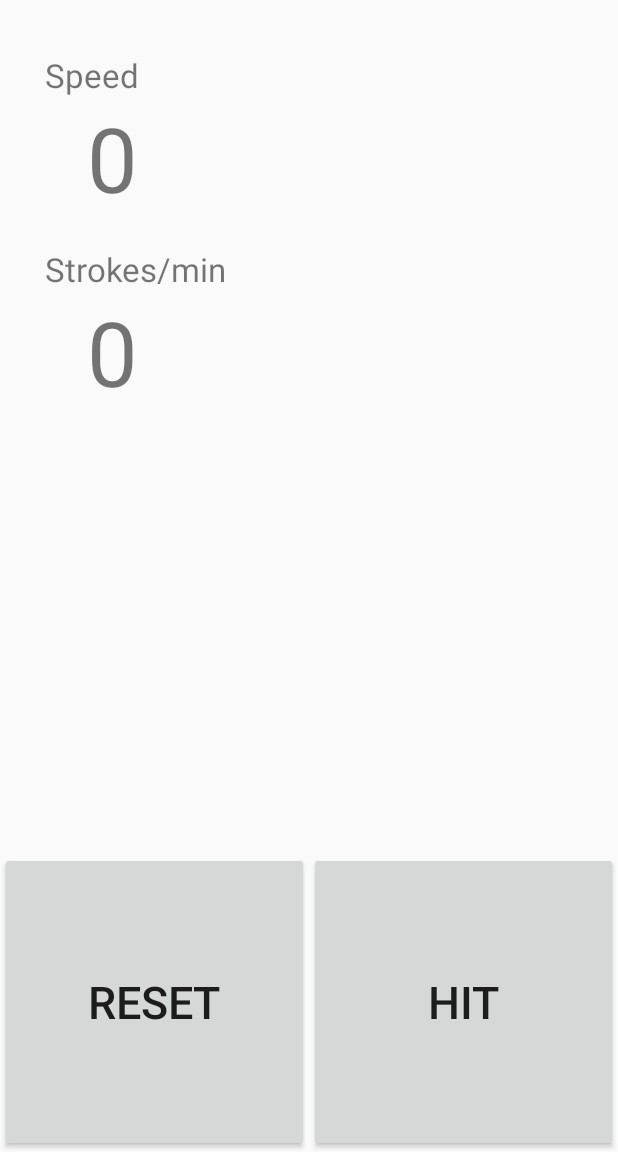
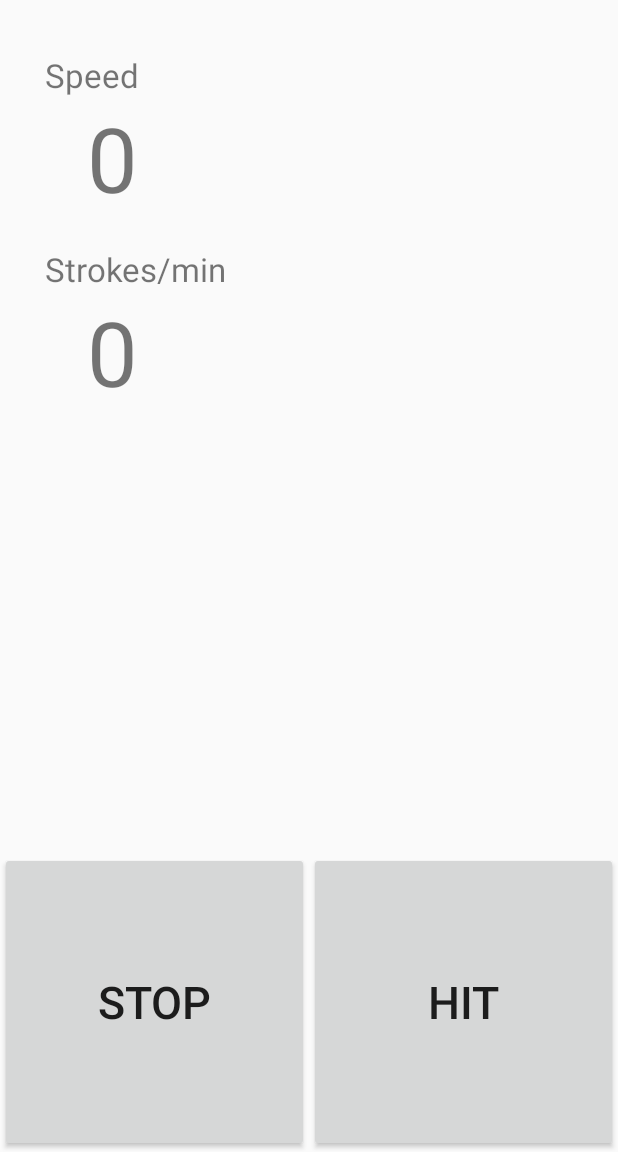
Before and after one commit to wleung85/PaddleHelper, an Android app: the screen it shows after launch (MainActivity), after a tap on "HIT", on a phone screen of 412 x 824 dp, the part 84-1236 px from its top. Run offline under Robolectric (Android 15) with nearby library versions, the phone set to English and light mode, and no system bars.

```diff
--- a/app/src/main/java/com/example/paddlehelper/MainActivity.java
+++ b/app/src/main/java/com/example/paddlehelper/MainActivity.java
@@ -39,11 +39,11 @@ public class MainActivity extends AppCompatActivity {
         txtLastSpm = (TextView)findViewById(R.id.textViewLastSpm);
 
         started = false;
+        strokeNum = getStrokeNum();
 
         btnHit.setOnClickListener(new View.OnClickListener() {
             @Override
             public void onClick(View v) {
-                strokeNum = getStrokeNum();
                 if (!started) {
                     lastTime = System.nanoTime();
                     started = true;
@@ -68,10 +68,11 @@ public class MainActivity extends AppCompatActivity {
 
                 if (started) {
                     started = false;
+                    txtLastSpm.setText(txtSpm.getText());
+                    txtSpm.setText("0");
                 }
 
                 else {
-                    txtSpm.setText("0");
                     txtLastSpm.setText("");
                 }
             }
@@ -100,7 +101,13 @@ public class MainActivity extends AppCompatActivity {
 
     private int getStrokeNum() {
         SharedPreferences pref = PreferenceManager.getDefaultSharedPreferences(this);
-        int extracted = Integer.parseInt(pref.getString("strokePref", "1"));
+        int extracted = Integer.parseInt(pref.getString("strokePref", "3"));
         return extracted;
     }
+
+    @Override
+    protected void onResume() {
+        super.onResume();
+        strokeNum = getStrokeNum();
+    }
 }
--- a/app/src/main/res/layout/activity_main.xml
+++ b/app/src/main/res/layout/activity_main.xml
@@ -62,7 +62,7 @@
         android:layout_alignParentLeft="true"
         android:layout_alignParentStart="true"
         android:layout_toLeftOf="@+id/space"
-        android:text="Reset"
+        android:text="Stop"
         android:textSize="30sp" />
 
     <TextView
```
